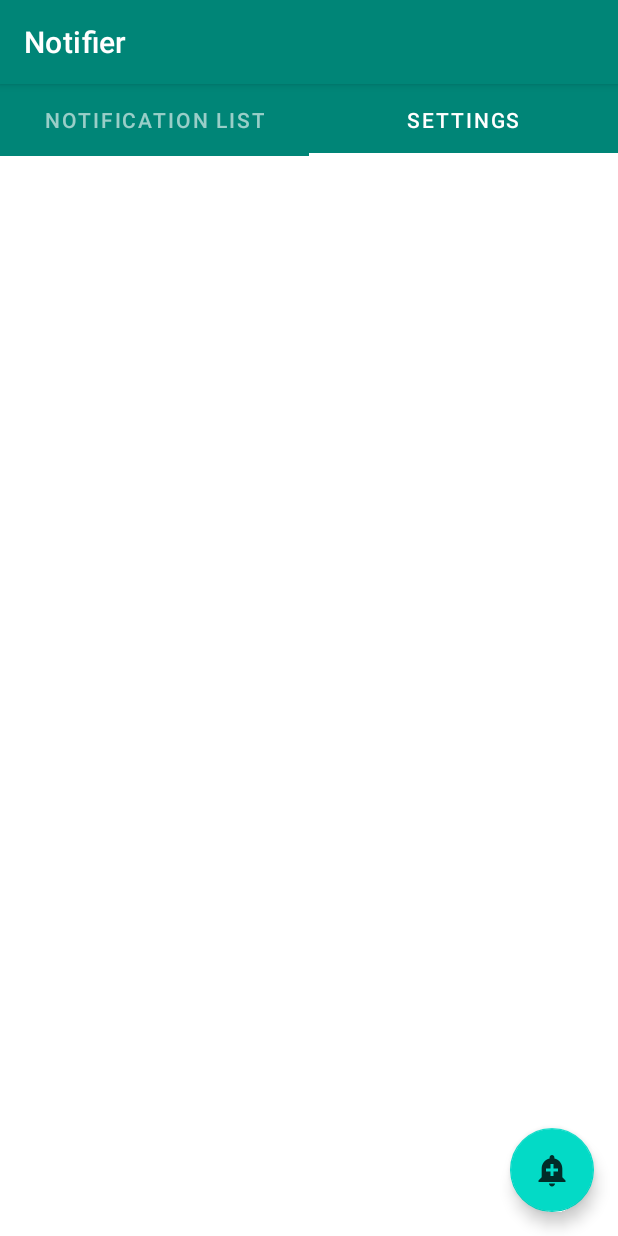
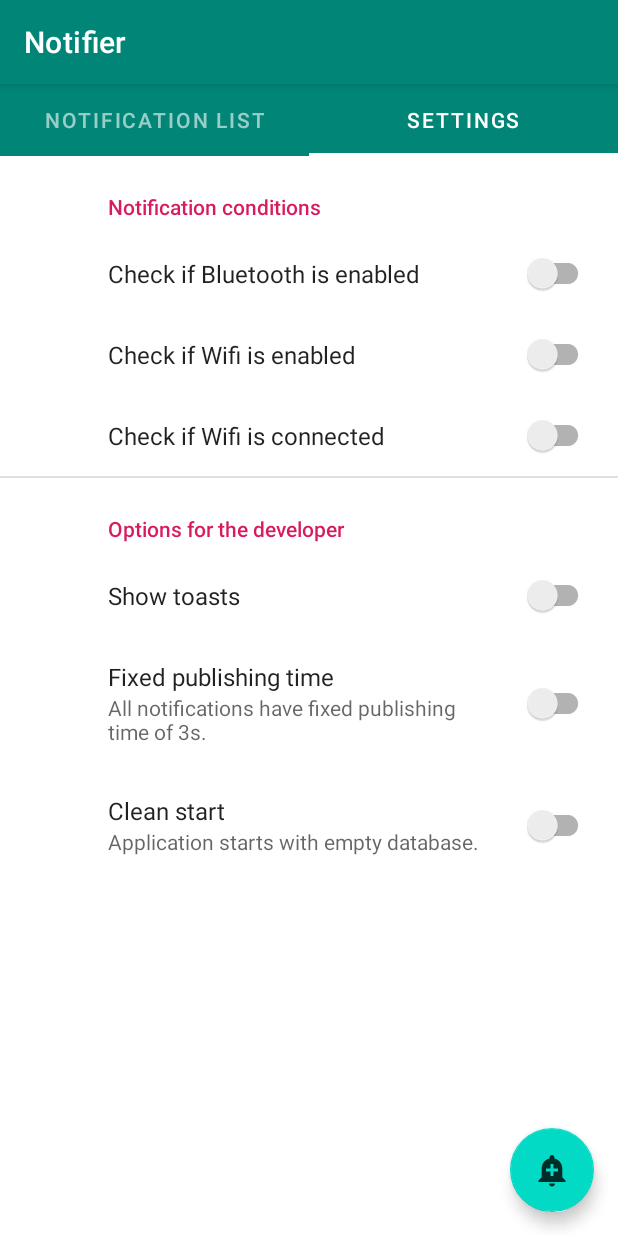
Before and after one commit to jjmgab/pam-notifier, an Android app: the screen it shows after launch (MainActivity), tab 2 chosen, on a phone screen of 412 x 824 dp. Run offline under Robolectric (Android 15) with nearby library versions, the phone set to English and light mode, and no system bars; our stand-ins replace Room's generated code, androidx.preference.

Commit message:
Added preferences and conditional notifying

```diff
--- a/app/build.gradle
+++ b/app/build.gradle
@@ -25,6 +25,7 @@ dependencies {
     implementation 'androidx.constraintlayout:constraintlayout:1.1.3'
     implementation 'androidx.legacy:legacy-support-v4:1.0.0'
     implementation 'androidx.recyclerview:recyclerview:1.0.0'
+    implementation 'androidx.preference:preference:1.1.0'
     testImplementation 'junit:junit:4.12'
     androidTestImplementation 'androidx.test.ext:junit:1.1.1'
     androidTestImplementation 'androidx.test.espresso:espresso-core:3.2.0'
--- a/app/src/main/AndroidManifest.xml
+++ b/app/src/main/AndroidManifest.xml
@@ -21,4 +21,6 @@
         <receiver android:name=".NotificationPublisher" />
     </application>
 
+    <uses-permission android:name="android.permission.BLUETOOTH" android:required="false" />
+    <uses-permission android:name="android.permission.ACCESS_WIFI_STATE" />
 </manifest>
--- a/app/src/main/java/com/jjmgab/notifier/AddNotification.java
+++ b/app/src/main/java/com/jjmgab/notifier/AddNotification.java
@@ -12,7 +12,6 @@ import android.widget.Toast;
 import com.jjmgab.notifier.pickers.DatePickerFragment;
 import com.jjmgab.notifier.pickers.TimePickerFragment;
 
-import java.time.LocalDate;
 import java.time.LocalDateTime;
 import java.util.Locale;
 
--- a/app/src/main/java/com/jjmgab/notifier/NotificationItemSource.java
+++ b/app/src/main/java/com/jjmgab/notifier/NotificationItemSource.java
@@ -6,11 +6,14 @@ import androidx.room.Room;
 
 import com.jjmgab.notifier.database.AppDatabase;
 import com.jjmgab.notifier.database.Notification;
+import com.jjmgab.notifier.helpers.PreferenceHelper;
 
 import java.time.LocalDate;
 import java.time.LocalDateTime;
 import java.time.LocalTime;
+import java.time.ZoneId;
 import java.util.ArrayList;
+import java.util.Comparator;
 import java.util.HashMap;
 import java.util.List;
 import java.util.Map;
@@ -28,16 +31,32 @@ public class NotificationItemSource {
 
     private static final int COUNT = 25;
 
-    public static void init(Context appContext, NotificationItemFragment fragment, boolean initWithCleanup) {
+    public static void init(Context appContext, NotificationItemFragment fragment) {
         db = Room.databaseBuilder(appContext, AppDatabase.class, "notifier.db")
                 .allowMainThreadQueries()
                 .build();
 
-        if (initWithCleanup) {
+        if (PreferenceHelper.getBooleanPref(appContext, PreferenceHelper.PREF_DEBUG_CLEAN_START)) {
             db.clearAllTables();
         }
 
+        // does not show notifications in the past
+        List<Notification> notificationList = new ArrayList<>();
         for (Notification n : db.notificationDao().getAll()) {
+            if (n.date.compareTo(LocalDateTime.now()) > 0) {
+                notificationList.add(n);
+            }
+        }
+
+        // sorts the list
+        notificationList.sort(new Comparator<Notification>() {
+            @Override
+            public int compare(Notification o1, Notification o2) {
+                return o1.date.compareTo(o2.date);
+            }
+        });
+
+        for (Notification n : notificationList) {
             ITEMS.add(n);
             ITEM_MAP.put(String.valueOf(n.id), n);
         }
@@ -49,6 +68,14 @@ public class NotificationItemSource {
         db.notificationDao().insertAll(item);
         ITEMS.add(item);
         ITEM_MAP.put(String.valueOf(item.id), item);
+
+        // sorts the list
+        ITEMS.sort(new Comparator<Notification>() {
+            @Override
+            public int compare(Notification o1, Notification o2) {
+                return o1.date.compareTo(o2.date);
+            }
+        });
 
         if (mFragment.getAdapter() != null) {
             mFragment.getAdapter().notifyDataSetChanged();
--- a/app/src/main/java/com/jjmgab/notifier/SettingsFragment.java
+++ b/app/src/main/java/com/jjmgab/notifier/SettingsFragment.java
@@ -10,108 +10,16 @@ import android.os.Bundle;
 import androidx.core.app.NotificationCompat;
 import androidx.core.app.NotificationManagerCompat;
 import androidx.fragment.app.Fragment;
+import androidx.preference.PreferenceFragmentCompat;
 
 import android.view.LayoutInflater;
 import android.view.View;
 import android.view.ViewGroup;
 import android.widget.Button;
 
-
-/**
- * A simple {@link Fragment} subclass.
- * Activities that contain this fragment must implement the
- * {@link SettingsFragment.OnFragmentInteractionListener} interface
- * to handle interaction events.
- * Use the {@link SettingsFragment#newInstance} factory method to
- * create an instance of this fragment.
- */
-public class SettingsFragment extends Fragment {
-    // TODO: Rename parameter arguments, choose names that match
-    // the fragment initialization parameters, e.g. ARG_ITEM_NUMBER
-    private static final String ARG_PARAM1 = "param1";
-    private static final String ARG_PARAM2 = "param2";
-
-    // TODO: Rename and change types of parameters
-    private String mParam1;
-    private String mParam2;
-
-    private OnFragmentInteractionListener mListener;
-
-    public SettingsFragment() {
-        // Required empty public constructor
-    }
-
-    /**
-     * Use this factory method to create a new instance of
-     * this fragment using the provided parameters.
-     *
-     * @param param1 Parameter 1.
-     * @param param2 Parameter 2.
-     * @return A new instance of fragment SettingsFragment.
-     */
-    // TODO: Rename and change types and number of parameters
-    public static SettingsFragment newInstance(String param1, String param2) {
-        SettingsFragment fragment = new SettingsFragment();
-        Bundle args = new Bundle();
-        args.putString(ARG_PARAM1, param1);
-        args.putString(ARG_PARAM2, param2);
-        fragment.setArguments(args);
-        return fragment;
-    }
-
+public class SettingsFragment extends PreferenceFragmentCompat {
     @Override
-    public void onCreate(Bundle savedInstanceState) {
-        super.onCreate(savedInstanceState);
-        if (getArguments() != null) {
-            mParam1 = getArguments().getString(ARG_PARAM1);
-            mParam2 = getArguments().getString(ARG_PARAM2);
-        }
-    }
-
-    @Override
-    public View onCreateView(LayoutInflater inflater, ViewGroup container,
-                             Bundle savedInstanceState) {
-        // Inflate the layout for this fragment
-        View v = inflater.inflate(R.layout.fragment_settings, container, false);
-        return v;
-    }
-
-    // TODO: Rename method, update argument and hook method into UI event
-    public void onButtonPressed(Uri uri) {
-        if (mListener != null) {
-            mListener.onFragmentInteraction(uri);
-        }
-    }
-
-    @Override
-    public void onAttach(Context context) {
-        super.onAttach(context);
-        if (context instanceof OnFragmentInteractionListener) {
-            mListener = (OnFragmentInteractionListener) context;
-        } else {
-            throw new RuntimeException(context.toString()
-                    + " must implement OnFragmentInteractionListener");
-        }
-    }
-
-    @Override
-    public void onDetach() {
-        super.onDetach();
-        mListener = null;
-    }
-
-    /**
-     * This interface must be implemented by activities that contain this
-     * fragment to allow an interaction in this fragment to be communicated
-     * to the activity and potentially other fragments contained in that
-     * activity.
-     * <p>
-     * See the Android Training lesson <a href=
-     * "http://developer.android.com/training/basics/fragments/communicating.html"
-     * >Communicating with Other Fragments</a> for more information.
-     */
-    public interface OnFragmentInteractionListener {
-        // TODO: Update argument type and name
-        void onFragmentInteraction(Uri uri);
+    public void onCreatePreferences(Bundle savedInstanceState, String rootKey) {
+        setPreferencesFromResource(R.xml.preferences, rootKey);
     }
 }
--- a/app/src/main/java/com/jjmgab/notifier/database/NotificationDao.java
+++ b/app/src/main/java/com/jjmgab/notifier/database/NotificationDao.java
@@ -5,6 +5,7 @@ import androidx.room.Delete;
 import androidx.room.Insert;
 import androidx.room.Query;
 
+import java.time.LocalDateTime;
 import java.util.List;
 
 @Dao
@@ -15,6 +16,10 @@ public interface NotificationDao {
     @Query("SELECT * FROM Notification WHERE id IN (:ids)")
     List<Notification> loadAllByIds(int[] ids);
 
+    /*
+    @Query("SELECT * FROM Notification WHERE date > :date")
+    List<Notification> getAfterDate(LocalDateTime date);
+/*
     /*
     @Query("SELECT * FROM Notification WHERE date = :date")
     List<Notification> findByDate(LocalDateTime date);
--- /dev/null
+++ b/app/src/main/java/com/jjmgab/notifier/helpers/PreferenceHelper.java
@@ -0,0 +1,22 @@
+package com.jjmgab.notifier.helpers;
+
+import android.content.Context;
+import android.content.SharedPreferences;
+
+import androidx.preference.PreferenceManager;
+
+public final class PreferenceHelper {
+    public static final String PREF_BLUETOOTH_ENABLED = "bluetooth";
+    public static final String PREF_WIFI_ENABLED = "wifi_enabled";
+    public static final String PREF_WIFI_CONNECTED = "wifi_connected";
+
+    public static final String PREF_DEBUG_TOASTS = "debug_toasts";
+    public static final String PREF_DEBUG_FIXED_TIME = "debug_fixed_time";
+    public static final String PREF_DEBUG_CLEAN_START = "debug_clean_start";
+
+    public static boolean getBooleanPref(Context context, String name) {
+        SharedPreferences sharedPreferences =
+                PreferenceManager.getDefaultSharedPreferences(context);
+        return sharedPreferences.getBoolean(name, false);
+    }
+}
--- /dev/null
+++ b/app/src/main/res/xml/preferences.xml
@@ -0,0 +1,43 @@
+<?xml version="1.0" encoding="utf-8"?>
+<PreferenceScreen
+    xmlns:app="http://schemas.android.com/apk/res-auto">
+
+    <PreferenceCategory
+        app:key="notifications_conditions"
+        app:title="Notification conditions">
+
+        <SwitchPreferenceCompat
+            app:key="bluetooth"
+            app:title="Check if Bluetooth is enabled"/>
+
+        <SwitchPreferenceCompat
+            app:key="wifi_enabled"
+            app:title="Check if Wifi is enabled"/>
+
+        <SwitchPreferenceCompat
+            app:key="wifi_connected"
+            app:title="Check if Wifi is connected"/>
+
+    </PreferenceCategory>
+
+    <PreferenceCategory
+        app:key="debug_options"
+        app:title="Options for the developer">
+
+        <SwitchPreferenceCompat
+            app:key="debug_toasts"
+            app:title="Show toasts"/>
+
+        <SwitchPreferenceCompat
+            app:key="debug_fixed_time"
+            app:title="Fixed publishing time"
+            app:summary="All notifications have fixed publishing time of 3s."/>
+
+        <SwitchPreferenceCompat
+            app:key="debug_clean_start"
+            app:title="Clean start"
+            app:summary="Application starts with empty database."/>
+
+    </PreferenceCategory>
+
+</PreferenceScreen>
```
Also changed, not shown: app/src/main/java/com/jjmgab/notifier/MainActivity.java (+32 -11 lines), app/src/main/java/com/jjmgab/notifier/NotificationCreator.java (+4 -4 lines), app/src/main/java/com/jjmgab/notifier/NotificationPublisher.java (+47 -1 lines), app/src/main/java/com/jjmgab/notifier/helpers/DeviceStateHelper.java (added, +38 -0 lines), app/src/main/java/com/jjmgab/notifier/helpers/TimeHelper.java (added, +32 -0 lines).
